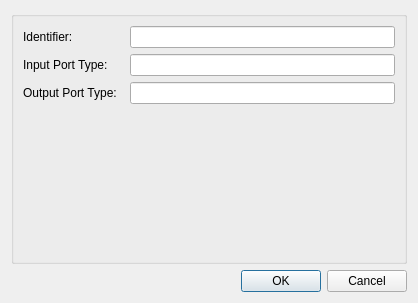
Qt form mapclientplugins/typeconverterstep/qt/configuredialog.ui (mapclient-plugins/mapclientplugins.typeconverterstep) before a commit.
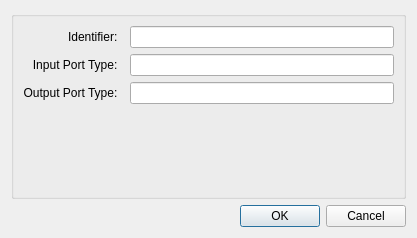
The same form after that commit.

Commit message: Change configure dialog layout from form to grid.

Diff of the .ui file:
```diff
--- a/mapclientplugins/typeconverterstep/qt/configuredialog.ui
+++ b/mapclientplugins/typeconverterstep/qt/configuredialog.ui
@@ -6,8 +6,8 @@
    <rect>
     <x>0</x>
     <y>0</y>
-    <width>418</width>
-    <height>303</height>
+    <width>417</width>
+    <height>238</height>
    </rect>
   </property>
   <property name="windowTitle">
@@ -19,37 +19,59 @@
      <property name="title">
       <string/>
      </property>
-     <layout class="QFormLayout" name="formLayout">
-      <item row="0" column="0">
-       <widget class="QLabel" name="label0">
-        <property name="text">
-         <string>Identifier:  </string>
-        </property>
-       </widget>
-      </item>
-      <item row="0" column="1">
-       <widget class="QLineEdit" name="lineEdit0"/>
-      </item>
-      <item row="1" column="0">
-       <widget class="QLabel" name="label1">
-        <property name="text">
-         <string>Input Port Type:  </string>
-        </property>
-       </widget>
-      </item>
-      <item row="1" column="1">
-       <widget class="QLineEdit" name="lineEditInputPortType"/>
-      </item>
+     <layout class="QGridLayout" name="gridLayout_2">
       <item row="2" column="0">
        <widget class="QLabel" name="label2">
         <property name="text">
          <string>Output Port Type:  </string>
         </property>
+        <property name="alignment">
+         <set>Qt::AlignmentFlag::AlignRight|Qt::AlignmentFlag::AlignTrailing|Qt::AlignmentFlag::AlignVCenter</set>
+        </property>
+       </widget>
+      </item>
+      <item row="1" column="1">
+       <widget class="QLineEdit" name="lineEditInputPortType"/>
+      </item>
+      <item row="1" column="0">
+       <widget class="QLabel" name="label1">
+        <property name="text">
+         <string>Input Port Type:  </string>
+        </property>
+        <property name="alignment">
+         <set>Qt::AlignmentFlag::AlignRight|Qt::AlignmentFlag::AlignTrailing|Qt::AlignmentFlag::AlignVCenter</set>
+        </property>
+       </widget>
+      </item>
+      <item row="0" column="1">
+       <widget class="QLineEdit" name="lineEdit0"/>
+      </item>
+      <item row="0" column="0">
+       <widget class="QLabel" name="label0">
+        <property name="text">
+         <string>Identifier:  </string>
+        </property>
+        <property name="alignment">
+         <set>Qt::AlignmentFlag::AlignRight|Qt::AlignmentFlag::AlignTrailing|Qt::AlignmentFlag::AlignVCenter</set>
+        </property>
        </widget>
       </item>
       <item row="2" column="1">
        <widget class="QLineEdit" name="lineEditOutputPortType"/>
       </item>
+      <item row="3" column="1">
+       <spacer name="verticalSpacer">
+        <property name="orientation">
+         <enum>Qt::Orientation::Vertical</enum>
+        </property>
+        <property name="sizeHint" stdset="0">
+         <size>
+          <width>20</width>
+          <height>40</height>
+         </size>
+        </property>
+       </spacer>
+      </item>
      </layout>
     </widget>
    </item>
```
Left out of the diff: 4 changed lines with no effect on the pictures. The commit also changes 1 other file.
